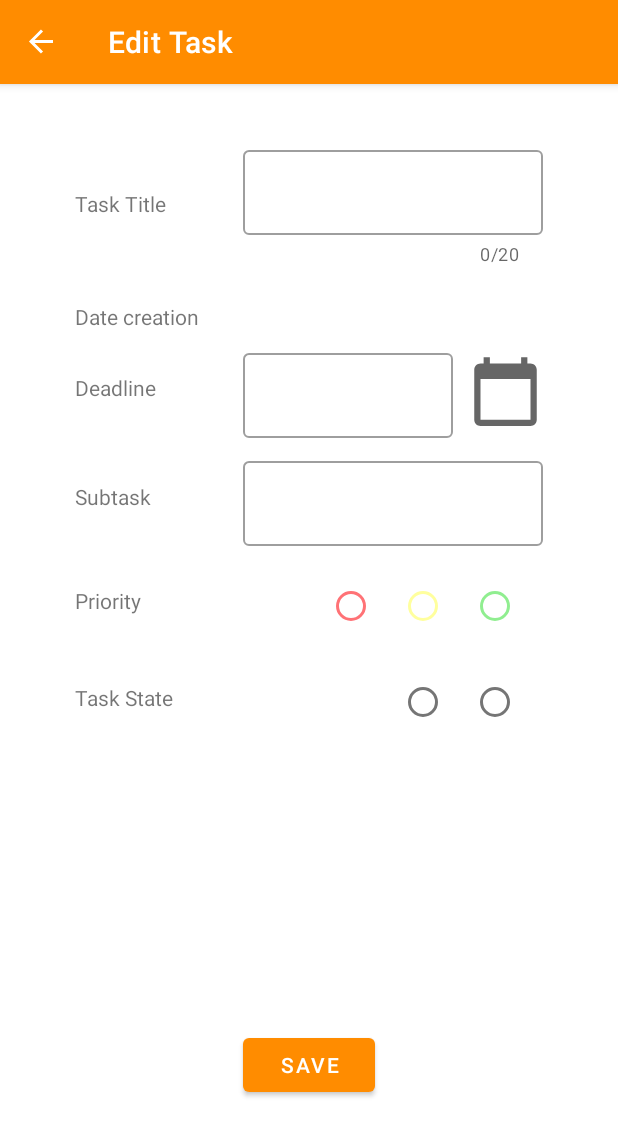
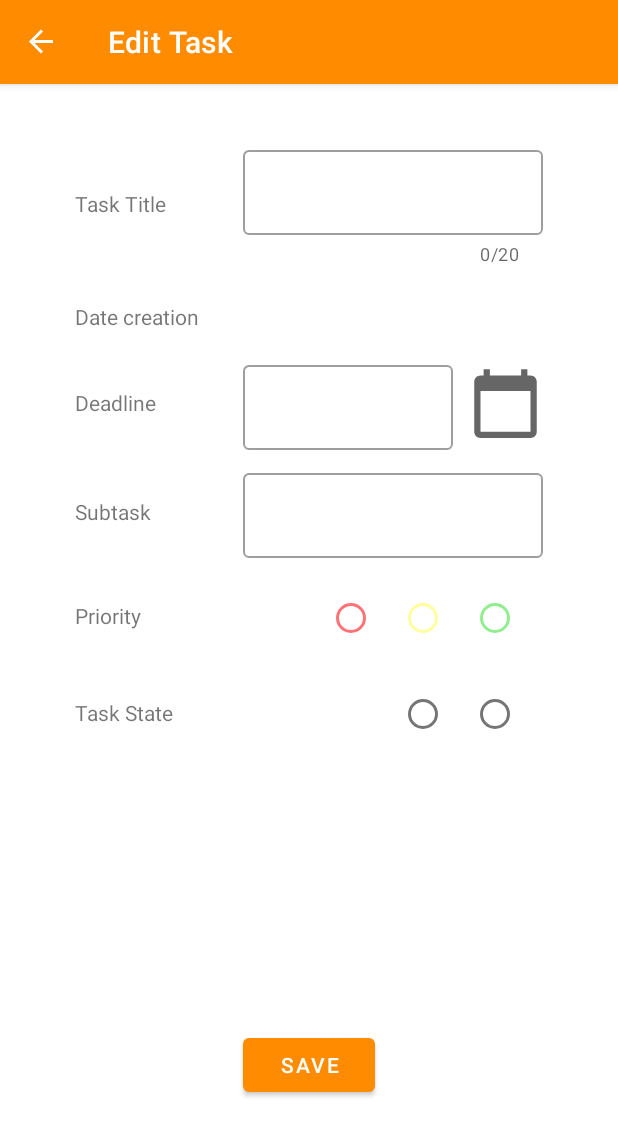
Before and after one commit to RahafNasser-cs/ToDo, an Android app: the EditTaskFragment screen opened through its navigation route, on a phone screen of 412 x 824 dp. Shown: the top 1136 px of the screen. Run offline under Robolectric (Android 15) with nearby library versions, the phone set to English and light mode, and no system bars; our stand-ins replace data binding, navigation-ui; 12 statements that could not run were skipped.

Commit message:
added string in string.xml

```diff
--- a/app/src/main/java/com/example/todo/NewTaskFragment.kt
+++ b/app/src/main/java/com/example/todo/NewTaskFragment.kt
@@ -57,13 +57,13 @@ class NewTaskFragment : Fragment() {
 
     fun TaskContentIsValid(): Boolean {
         return if (!titleIsValid()) {
-            Toast.makeText(requireContext(), "Enter a valid title", Toast.LENGTH_SHORT).show()
+            Toast.makeText(requireContext(), getString(R.string.validate_name), Toast.LENGTH_SHORT).show()
             false
         } else if (!dateIsValid()) {
-            Toast.makeText(requireContext(), "Choose a date", Toast.LENGTH_SHORT).show()
+            Toast.makeText(requireContext(), getString(R.string.validate_day), Toast.LENGTH_SHORT).show()
             false
         } else if (!subtaskIsValid()) {
-            Toast.makeText(requireContext(), "Enter a subtask", Toast.LENGTH_SHORT).show()
+            Toast.makeText(requireContext(), getString(R.string.validate_subtask), Toast.LENGTH_SHORT).show()
             false
         } else {
             true
--- a/app/src/main/java/com/example/todo/data/DataSource.kt
+++ b/app/src/main/java/com/example/todo/data/DataSource.kt
@@ -26,6 +26,12 @@ class DataSource {
             Log.d("loadFilterTaskDate", "${listDatesort}")
            return listDatesort
         }
+    }
+    fun loadFilterTaskDeadline(): List<Task> {
+        var listDatesort = listOfTasks
+        listDatesort.sortBy { it.date }
+        Log.d("loadFilterTaskDate", "${listDatesort}")
+        return listDatesort
     }
 
     fun addTask(
--- a/app/src/main/java/com/example/todo/model/TaskViewModel.kt
+++ b/app/src/main/java/com/example/todo/model/TaskViewModel.kt
@@ -1,11 +1,14 @@
 package com.example.todo.model
 
 import android.content.Context
+import android.content.res.Resources
 import android.util.Log
+import android.widget.Toast
 import androidx.fragment.app.FragmentManager
 import androidx.lifecycle.MutableLiveData
 import androidx.lifecycle.ViewModel
 import com.example.todo.R
+import com.example.todo.StartFragment
 import com.example.todo.data.*
 import com.google.android.material.datepicker.MaterialDatePicker
 import java.sql.Timestamp
@@ -39,11 +42,11 @@ class TaskViewModel : ViewModel() {
     val isChecked: MutableLiveData<Boolean>
         get() = _isChecked
 
-
     private var _today = MutableLiveData<String>()
     val today: MutableLiveData<String> get() = _today
     val priorityOptions = listOf("High", "Medium", "Low")
-    val completionOptions = listOf("Complete", "Incomplete")
+//    lateinit var context: Context
+    var completionOptions = listOf("Complete","Incomplete")
     val sdf = SimpleDateFormat("dd-MM-yyy", Locale.UK)
     private var numberOfTaskChecked = 0
 
@@ -54,6 +57,12 @@ class TaskViewModel : ViewModel() {
     init {
         restart()
     }
+
+//    fun giveContext(fragmentContext: Context){
+//        context = fragmentContext
+//        completionOptions.addAll(listOf(context.getString(R.string.compelet_status), context.getString(
+//            R.string.incomplete_status)))
+//    }
 
     fun restart() {
         _priority.value = priorityOptions[0]
@@ -107,12 +116,12 @@ class TaskViewModel : ViewModel() {
             .build()
         datePicker.show(requireFragmentManager, "tag")
         datePicker.addOnPositiveButtonClickListener {
-//            if (sdf.format(it) < sdf.format( Calendar.getInstance().time)) {
-////                Toast.makeText(context,"Enter a valid date", Toast.LENGTH_LONG).show()
-////            }else {
+            if (sdf.format(it) < sdf.format( Calendar.getInstance().time)) {
+                Toast.makeText(context,context.getString(R.string.enter_valid_date), Toast.LENGTH_LONG).show()
+            }else {
             setDate(it)
             convertToTimeMillis(it)
-//            }
+            }
         }
     }
 
--- a/app/src/main/res/layout/fragment_edit_task.xml
+++ b/app/src/main/res/layout/fragment_edit_task.xml
@@ -66,14 +66,14 @@
                 android:id="@+id/deadline"
                 android:layout_width="wrap_content"
                 android:layout_height="wrap_content"
-                android:layout_marginTop="28dp"
+                android:layout_marginTop="38dp"
                 android:text="@string/deadline"
                 app:layout_constraintStart_toStartOf="@+id/date_creation"
                 app:layout_constraintTop_toBottomOf="@+id/date_creation" />
             <com.google.android.material.textfield.TextInputLayout
                 android:layout_width="140dp"
                 android:layout_height="wrap_content"
-                android:layout_marginTop="8dp"
+                android:layout_marginTop="16dp"
                 app:layout_constraintTop_toBottomOf="@+id/date_creation_content"
                 app:layout_constraintStart_toStartOf="@+id/date_creation_content"
                 android:id="@+id/date_input_layout"
--- a/app/src/main/res/layout/fragment_task_details.xml
+++ b/app/src/main/res/layout/fragment_task_details.xml
@@ -136,7 +136,7 @@
                 android:layout_width="200dp"
                 android:layout_height="wrap_content"
                 android:layout_marginStart="45dp"
-                android:layout_marginTop="19dp"
+                android:layout_marginTop="17dp"
                 android:text="@={viewModel.subTask}"
                 android:onClick="@{()-> taskDetailsFragment.subtaskChecked()}"
                 android:checkMark="?android:attr/listChoiceIndicatorMultiple"
@@ -157,7 +157,7 @@
                 android:id="@+id/priority_content"
                 android:layout_width="48dp"
                 android:layout_height="48dp"
-                android:layout_marginTop="28dp"
+                android:layout_marginTop="26dp"
                 android:clickable="false"
                 android:layout_marginStart="47dp"
                 app:layout_constraintStart_toEndOf="@id/priority"
@@ -176,7 +176,7 @@
                 android:layout_width="200dp"
                 android:layout_height="wrap_content"
                 android:layout_marginStart="30dp"
-                android:layout_marginTop="40dp"
+                android:layout_marginTop="36dp"
                 android:text="@={viewModel.taskStatus}"
                 app:layout_constraintStart_toEndOf="@+id/task_status"
                 app:layout_constraintTop_toBottomOf="@+id/subtask_content"
--- a/app/src/main/res/menu/menu_item.xml
+++ b/app/src/main/res/menu/menu_item.xml
@@ -3,7 +3,7 @@
     xmlns:app="http://schemas.android.com/apk/res-auto">
 
     <item
-        android:title="icon"
+        android:title="@string/icon"
         android:id="@+id/filter_priority"
         android:icon="@drawable/ic_baseline_filter_list_24"
         app:showAsAction="always">
@@ -12,24 +12,24 @@
                 android:id="@+id/priority_options"
                 android:checkableBehavior="single">
                 <item
-                    android:title="Sort by priority"
+                    android:title="@string/sort_by_priority"
                     android:enabled="false"
                     android:checkable="false"
                     />
                 <item
-                    android:title="High"
+                    android:title="@string/high_priority"
                     android:id="@+id/high_priority"
                     android:icon="@drawable/high_priority_circle"
                     app:showAsAction="never"
                     />
                 <item
-                    android:title="Medium"
+                    android:title="@string/medium_priority"
                     android:id="@+id/medium_priority"
                     app:showAsAction="never"
                     android:icon="@drawable/medium_priority_circle"
                     />
                 <item
-                    android:title="Low"
+                    android:title="@string/low_priority"
                     android:id="@+id/low_priority"
                     app:showAsAction="never"
                     android:icon="@drawable/low_priority_circle"
@@ -39,25 +39,25 @@
                 android:id="@+id/date_options"
                 android:checkableBehavior="single">
                 <item
-                    android:title="Sort by time"
+                    android:title="@string/sort_by_time"
                     android:enabled="false"
                     android:checkable="false"
                     />
                 <item
                     android:id="@+id/deadline_filter"
-                    android:title="Deadline"
+                    android:title="@string/deadline"
                     android:icon="@drawable/ic_baseline_access_time_filled_24"
                     app:showAsAction="never"/>
-                <item
-                    android:id="@+id/creation_date"
-                    android:title="Creation Date"
-                    android:icon="@drawable/ic_baseline_access_time_filled_24"
-                    app:showAsAction="never"/>
+<!--                <item-->
+<!--                    android:id="@+id/creation_date"-->
+<!--                    android:title="@string/date_creation"-->
+<!--                    android:icon="@drawable/ic_baseline_access_time_filled_24"-->
+<!--                    app:showAsAction="never"/>-->
             </group>
             <group
                 android:id="@+id/no_filter_option">
                 <item
-                    android:title="No filter"
+                    android:title="@string/no_filter"
                     android:id="@+id/no_filter"
                     app:showAsAction="never"
                     />
--- a/app/src/main/res/values/strings.xml
+++ b/app/src/main/res/values/strings.xml
@@ -5,13 +5,6 @@
     <string name="newTaskFragment">New Task</string>
     <string name="editTaskFragment">Edit Task</string>
     <string name="taskDetailsFragment">Task Details</string>
-
-
-    <string name="hello_blank_fragment">Hello blank fragment</string>
-
-    <string name="task_title1">Workout</string>
-
-    <string name="task_subtask1">Push up 20</string>
     <string name="task_title">Task Title</string>
     <string name="date_creation">Date creation</string>
     <string name="deadline">Deadline</string>
@@ -22,4 +15,26 @@
     <string name="title">Title</string>
     <string name="add_task">Add Task</string>
     <string name="today">TODAY</string>
+    <string name="compelet_status">Complete</string>
+    <string name="incomplete_status">Incomplete</string>
+    <string name="sort_by_priority">Sort by priority</string>
+    <string name="high_priority">High</string>
+    <string name="medium_priority">Medium</string>
+    <string name="low_priority">Low</string>
+    <string name="sort_by_time">Sort by time</string>
+    <string name="no_filter">No filter</string>
+    <string name="icon">icon</string>
+    <string name="delete_msg">Are you sure to delete this task?</string>
+    <string name="confirm">Confirm</string>
+    <string name="cancel_btn">Cancel</string>
+    <string name="delete_btn">Delete</string>
+    <string name="expired_dialog">Expired date!</string>
+    <string name="expired_date_msg">your task date has expired</string>
+    <string name="ok_btn">Ok</string>
+    <string name="task_deleted">Task deleted</string>
+    <string name="validate_name">Enter a valid title</string>
+    <string name="validate_day">Choose a date</string>
+    <string name="validate_subtask">Enter a subtask</string>
+    <string name="changing_saved">Changes saved</string>
+    <string name="enter_valid_date">Enter a valid date</string>
 </resources>
```
Also changed, not shown: app/src/main/java/com/example/todo/EditTaskFragment.kt (+4 -4 lines), app/src/main/java/com/example/todo/StartFragment.kt (+6 -9 lines), app/src/main/java/com/example/todo/TaskDetailsFragment.kt (+9 -9 lines), 1 other file.
